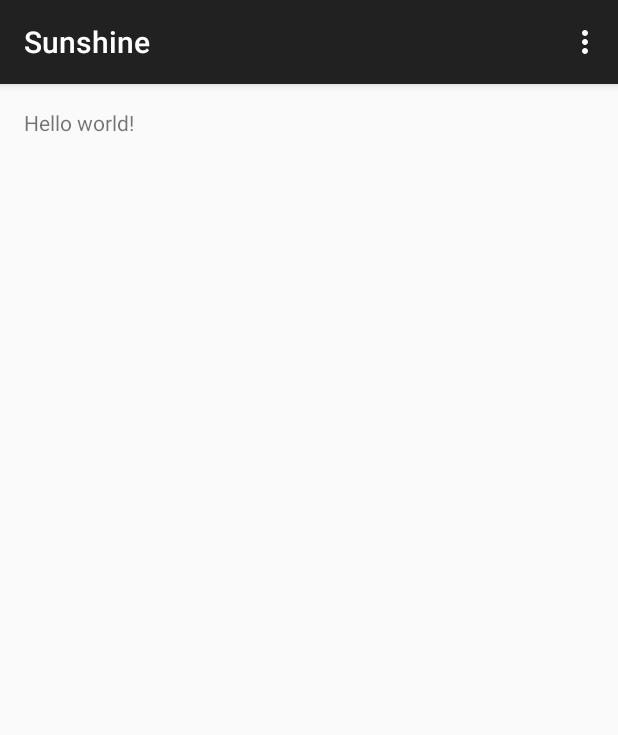
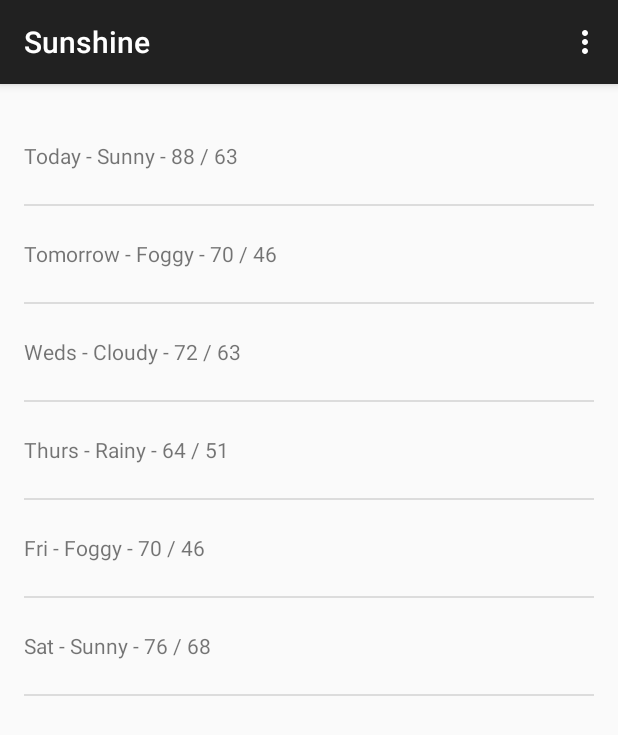
Before and after one commit to BarryHoll/Sunshine, an Android app: the screen it shows after launch (MainActivity), on a phone screen of 412 x 824 dp. Shown: the top 735 px of the screen. Run offline under Robolectric (Android 15) with nearby library versions, the phone set to English and light mode, and no system bars.

Commit message:
Implemented simple list based UI that's populated using an adapter.

```diff
--- a/app/src/main/java/com/example/android/sunshine/app/MainActivity.java
+++ b/app/src/main/java/com/example/android/sunshine/app/MainActivity.java
@@ -1,13 +1,19 @@
 package com.example.android.sunshine.app;
 
+import android.os.Bundle;
+import android.support.v4.app.Fragment;
 import android.support.v7.app.ActionBarActivity;
-import android.support.v4.app.Fragment;
-import android.os.Bundle;
 import android.view.LayoutInflater;
 import android.view.Menu;
 import android.view.MenuItem;
 import android.view.View;
 import android.view.ViewGroup;
+import android.widget.ArrayAdapter;
+import android.widget.ListView;
+
+import java.util.ArrayList;
+import java.util.Arrays;
+import java.util.List;
 
 
 public class MainActivity extends ActionBarActivity {
@@ -57,6 +63,26 @@ public class MainActivity extends ActionBarActivity {
         public View onCreateView(LayoutInflater inflater, ViewGroup container,
                                  Bundle savedInstanceState) {
             View rootView = inflater.inflate(R.layout.fragment_main, container, false);
+
+            String [] fakeForecastArray = new String [] {
+                    "Today - Sunny - 88 / 63",
+                    "Tomorrow - Foggy - 70 / 46", "Weds - Cloudy - 72 / 63",
+                    "Thurs - Rainy - 64 / 51", "Fri - Foggy - 70 / 46",
+                    "Sat - Sunny - 76 / 68"
+            };
+
+            List<String> weeksForecast = new ArrayList<>(
+                    Arrays.asList(fakeForecastArray));
+
+            ArrayAdapter<String> adapter = new ArrayAdapter<>(
+                    getActivity(),
+                    R.layout.list_item_forecast,
+                    R.id.list_item_forcast_textview,
+                    weeksForecast);
+
+            ListView listView = (ListView) rootView.findViewById(R.id.listview_forcast);
+            listView.setAdapter(adapter);
+
             return rootView;
         }
     }
--- a/app/src/main/res/layout/fragment_main.xml
+++ b/app/src/main/res/layout/fragment_main.xml
@@ -1,4 +1,4 @@
-<RelativeLayout xmlns:android="http://schemas.android.com/apk/res/android"
+<FrameLayout xmlns:android="http://schemas.android.com/apk/res/android"
     xmlns:tools="http://schemas.android.com/tools" android:layout_width="match_parent"
     android:layout_height="match_parent" android:paddingLeft="@dimen/activity_horizontal_margin"
     android:paddingRight="@dimen/activity_horizontal_margin"
@@ -6,7 +6,8 @@
     android:paddingBottom="@dimen/activity_vertical_margin"
     tools:context=".MainActivity$PlaceholderFragment">
 
-    <TextView android:text="@string/hello_world" android:layout_width="wrap_content"
-        android:layout_height="wrap_content" />
+    <ListView android:layout_width="match_parent"
+        android:layout_height="match_parent"
+        android:id="@+id/listview_forcast" />
 
-</RelativeLayout>
+</FrameLayout>
--- /dev/null
+++ b/app/src/main/res/layout/list_item_forecast.xml
@@ -0,0 +1,8 @@
+<?xml version="1.0" encoding="utf-8"?>
+<TextView xmlns:android="http://schemas.android.com/apk/res/android"
+    android:layout_width="match_parent"
+    android:layout_height="wrap_content"
+    android:id="@+id/list_item_forcast_textview"
+    android:minHeight="?android:attr/listPreferredItemHeight"
+    android:gravity="center_vertical"
+    android:text="Today - Sunny - 88 / 63" />
--- a/app/src/main/res/values/strings.xml
+++ b/app/src/main/res/values/strings.xml
@@ -2,7 +2,7 @@
 <resources>
 
     <string name="app_name">Sunshine</string>
-    <string name="hello_world">Hello world!</string>
+    <string name="hello_world">Today, June 24</string>
     <string name="action_settings">Settings</string>
 
 </resources>
```
